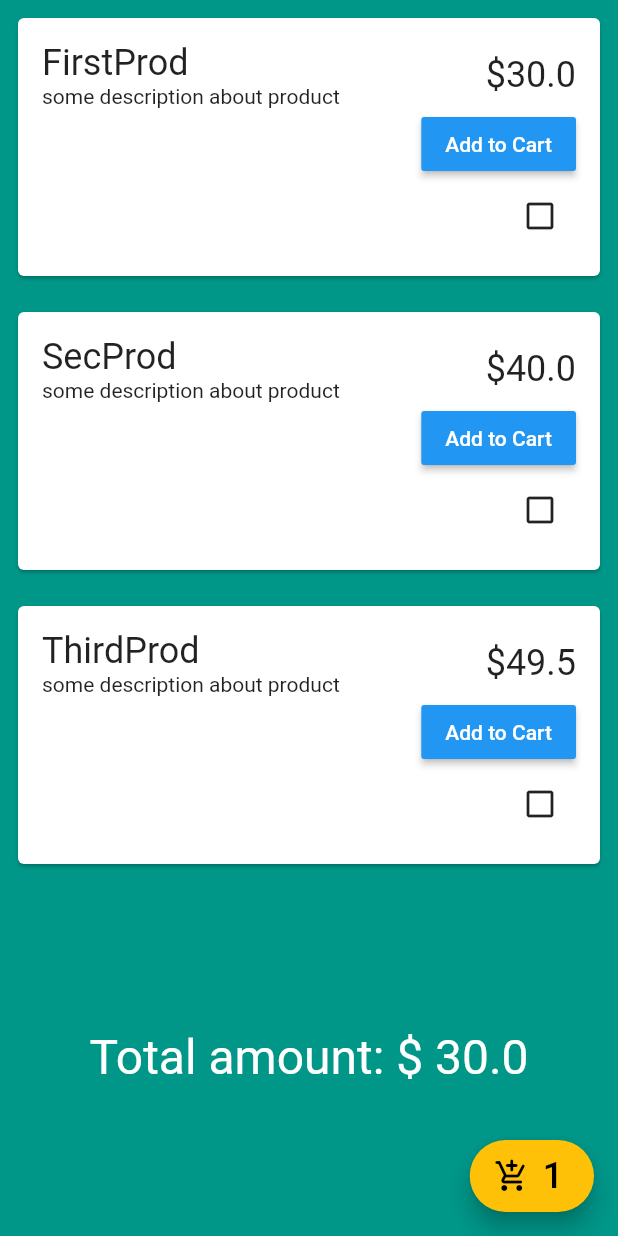
After one commit to RayTao/getx_usage, a Flutter app: the ShoppingPage screen opened by its route, after a tap on "Add to Cart", on a phone screen of 412 x 824 dp. The commit adds this screen. Run offline on Flutter 3.47's test engine with Material 2 defaults, Android fonts, the phone set to English and light mode, and no system bars; our stand-ins replace get.

Commit message:
update shopping FullScreenTransition ...

```diff
--- a/lib/Page/Bug_demo/dialog_jump_bug_page.dart
+++ b/lib/Page/Bug_demo/dialog_jump_bug_page.dart
@@ -55,6 +55,10 @@ class _PageB extends StatelessWidget {
                       //   ),
                       // );
                       Get.to(_PageC());
+                      ///Let's leave this issue open, as we can improve this approach.
+                      ///What is happening is that on the back of the second page the navigation stack has a dialog before the home page,
+                      ///so the current route has not been changed yet and the GetX navigation blocks navigation for the same route.
+                      // Get.to(_PageC(), preventDuplicates: false);
                     },
                   ),
                 ),
--- a/lib/Page/counter/counter_view.dart
+++ b/lib/Page/counter/counter_view.dart
@@ -1,7 +1,6 @@
 import 'package:flutter/material.dart';
 import 'package:get/get.dart';
 import 'package:getx_usage/Page/Bug_demo/dialog_jump_bug_page.dart';
-import 'package:getx_usage/Page/Bug_demo/memo_bug_page.dart';
 
 import 'counter_logic.dart';
 
--- /dev/null
+++ b/lib/Page/online_shop/controllers/cart_controller.dart
@@ -0,0 +1,12 @@
+import 'package:get/state_manager.dart';
+import 'package:getx_usage/Page/online_shop/models/product.dart';
+
+class CartController extends GetxController {
+  var cartItems = List<Product>().obs;
+  int get count => cartItems.length;
+  double get totalPrice => cartItems.fold(0, (sum, item) => sum + item.price);
+
+  addToCart(Product product) {
+    cartItems.add(product);
+  }
+}
--- /dev/null
+++ b/lib/Page/online_shop/controllers/shopping_controller.dart
@@ -0,0 +1,38 @@
+import 'package:get/state_manager.dart';
+import 'package:getx_usage/Page/online_shop/models/product.dart';
+
+class ShoppingController extends GetxController {
+  var products = List<Product>().obs;
+
+  @override
+  void onInit() {
+    super.onInit();
+    fetchProducts();
+  }
+
+  void fetchProducts() async {
+    await Future.delayed(Duration(seconds: 1));
+    var productResult = [
+      Product(
+          id: 1,
+          price: 30,
+          productDescription: 'some description about product',
+          productImage: 'abd',
+          productName: 'FirstProd'),
+      Product(
+          id: 2,
+          price: 40,
+          productDescription: 'some description about product',
+          productImage: 'abd',
+          productName: 'SecProd'),
+      Product(
+          id: 3,
+          price: 49.5,
+          productDescription: 'some description about product',
+          productImage: 'abd',
+          productName: 'ThirdProd'),
+    ];
+
+    products.assignAll(productResult);
+  }
+}
--- /dev/null
+++ b/lib/Page/online_shop/models/product.dart
@@ -0,0 +1,19 @@
+import 'package:get/state_manager.dart';
+
+class Product {
+  final int id;
+  final String productName;
+  final String productImage;
+  final String productDescription;
+  final double price;
+
+  Product({
+    this.id,
+    this.productName,
+    this.productImage,
+    this.productDescription,
+    this.price,
+  });
+
+  final isFavorite = false.obs;
+}
--- /dev/null
+++ b/lib/Page/online_shop/views/shopping_page.dart
@@ -0,0 +1,105 @@
+import 'package:flutter/material.dart';
+import 'package:get/get.dart';
+import 'package:getx_usage/Page/online_shop/controllers/cart_controller.dart';
+import 'package:getx_usage/Page/online_shop/controllers/shopping_controller.dart';
+
+class ShoppingPage extends StatelessWidget {
+  final shoppingController = Get.put(ShoppingController());
+  final cartController = Get.put(CartController());
+
+  @override
+  Widget build(BuildContext context) {
+    return Scaffold(
+      backgroundColor: Colors.teal,
+      body: SafeArea(
+        child: Column(
+          children: [
+            Expanded(
+              child: GetX<ShoppingController>(
+                builder: (controller) {
+                  return ListView.builder(
+                    itemCount: controller.products.length,
+                    itemBuilder: (context, index) {
+                      return Card(
+                        margin: const EdgeInsets.all(12),
+                        child: Padding(
+                          padding: const EdgeInsets.all(16.0),
+                          child: Column(
+                            crossAxisAlignment: CrossAxisAlignment.end,
+                            children: [
+                              Row(
+                                mainAxisAlignment:
+                                    MainAxisAlignment.spaceBetween,
+                                children: [
+                                  Column(
+                                    crossAxisAlignment:
+                                        CrossAxisAlignment.start,
+                                    children: [
+                                      Text(
+                                        '${controller.products[index].productName}',
+                                        style: TextStyle(fontSize: 24),
+                                      ),
+                                      Text(
+                                          '${controller.products[index].productDescription}'),
+                                    ],
+                                  ),
+                                  Text('\$${controller.products[index].price}',
+                                      style: TextStyle(fontSize: 24)),
+                                ],
+                              ),
+                              RaisedButton(
+                                onPressed: () {
+                                  cartController
+                                      .addToCart(controller.products[index]);
+                                },
+                                color: Colors.blue,
+                                textColor: Colors.white,
+                                child: Text('Add to Cart'),
+                              ),
+                              Obx(() => IconButton(
+                                    icon: controller
+                                            .products[index].isFavorite.value
+                                        ? Icon(Icons.check_box_rounded)
+                                        : Icon(Icons
+                                            .check_box_outline_blank_outlined),
+                                    onPressed: () {
+                                      controller.products[index].isFavorite
+                                          .toggle();
+                                    },
+                                  ))
+                            ],
+                          ),
+                        ),
+                      );
+                    },
+                  );
+                },
+              ),
+            ),
+            GetX<CartController>(builder: (controller) {
+              return Text(
+                'Total amount: \$ ${controller.totalPrice}',
+                style: TextStyle(fontSize: 32, color: Colors.white),
+              );
+            }),
+            SizedBox(height: 100),
+          ],
+        ),
+      ),
+      floatingActionButton: FloatingActionButton.extended(
+        onPressed: () {},
+        backgroundColor: Colors.amber,
+        icon: Icon(
+          Icons.add_shopping_cart_rounded,
+          color: Colors.black,
+        ),
+        label: GetX<CartController>(builder: (controller) {
+          return Text(
+            controller.count.toString(),
+            style: TextStyle(color: Colors.black, fontSize: 24),
+          );
+        }),
+      ),
+    );
+  }
+}
--- a/lib/rout_config.dart
+++ b/lib/rout_config.dart
@@ -2,8 +2,10 @@ import 'package:get/get_navigation/src/routes/get_route.dart';
 import 'package:getx_usage/Page/counter_easy_get/counter_easy_get_view.dart';
 import 'package:getx_usage/Page/super_controller/super_controller_view.dart';
 
+import 'Page/Bug_demo/getx_bug_page.dart';
 import 'Page/counter/counter_view.dart';
 import 'Page/home_widget.dart';
+import 'Page/online_shop/views/shopping_page.dart';
 
 class RouteConfig {
   ///主页面
@@ -31,6 +33,8 @@ class RouteConfig {
   static final String superController = "/superController";
   static final String jumpOne = "/jumpOne";
   static final String jumpTwo = "/jumpOne/jumpTwo";
+  static final String onlineShopping = "/online_shopping";
+  static final String getxBug = "/getx_bug_page";
 
   ///别名映射页面
   static final List<GetPage> getPages = [
@@ -44,6 +48,8 @@ class RouteConfig {
     GetPage(name: counterObx, page: () => CounterPage()),
     GetPage(name: counterBuilder, page: () => CounterEasyGetPage()),
     GetPage(name: superController, page: () => SuperControllerPage()),
+    GetPage(name: onlineShopping, page: () => ShoppingPage()),
+    GetPage(name: getxBug, page: () => GetxBugPage()),
     // GetPage(name: jumpOne, page: () => JumpOnePage()),
     // GetPage(name: jumpTwo, page: () => JumpTwoPage()),
   ];
```
Also changed, not shown: lib/Page/Bug_demo/full_screen_transition.dart (added, +58 -0 lines), lib/Page/Bug_demo/getx_bug_page.dart (added, +49 -0 lines), lib/Page/Bug_demo/memo_bug_page.dart (+4 -3 lines), 1 other file.
